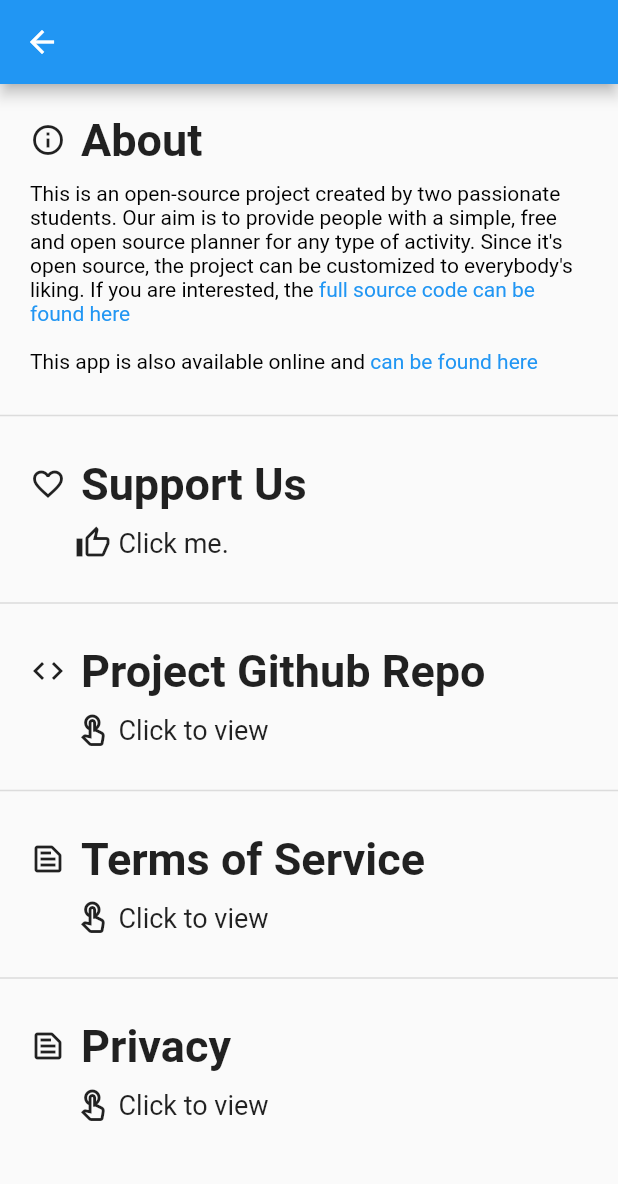
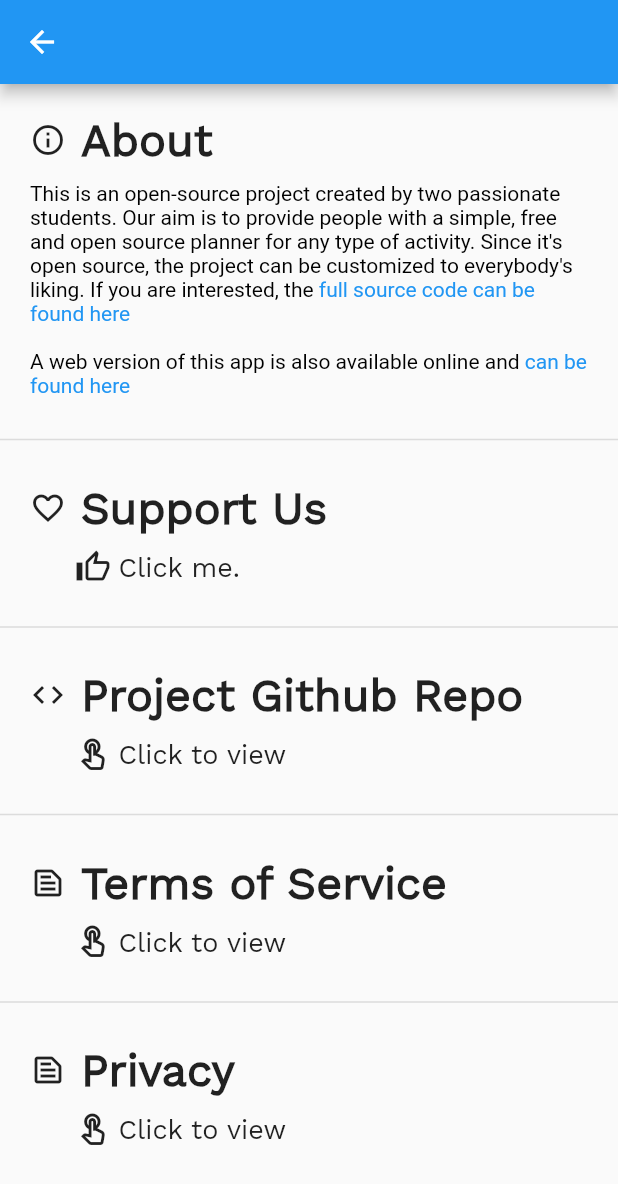
Before and after one commit to XDDK/LightPlan, a Flutter app: the SettingsPage screen opened by its route, on a phone screen of 412 x 824 dp. Shown: the top 1184 px of the screen. Run offline on Flutter 3.47's test engine with Material 2 defaults, Android fonts, the phone set to English and light mode, and no system bars; our stand-ins replace flutter_keyboard_visibility, hive, hive_flutter; accounts and stored records are empty; generated files the repository leaves out were written again.

Commit message:
New font!

```diff
--- a/lib/main.dart
+++ b/lib/main.dart
@@ -23,6 +23,7 @@ class MyApp extends StatelessWidget {
       title: 'Lightplan',
       theme: ThemeData(
         primarySwatch: Colors.blue,
+        fontFamily: "WorkSans"
       ),
       initialRoute: '/',
       routes: {
--- a/lib/ui/screens/settings_page.dart
+++ b/lib/ui/screens/settings_page.dart
@@ -35,7 +35,7 @@ class SettingsPage extends StatelessWidget {
                       ),
 
                       TextSpan(
-                        text: "\n\nThis app is also available online and ",
+                        text: "\n\nA web version of this app is also available online and ",
                         style: TextStyle(color: Colors.black),
                       ),
 
--- a/pubspec.yaml
+++ b/pubspec.yaml
@@ -48,6 +48,9 @@ flutter:
     - family: dpcomic
       fonts:
         - asset: fonts/dpcomic.ttf
+    - family: WorkSans
+      fonts:
+        - asset: fonts/WorkSans-Regular.ttf
   # An image asset can refer to one or more resolution-specific "variants", see
   # https://flutter.dev/assets-and-images/#resolution-aware.
   # For details regarding adding assets from package dependencies, see
```
Also changed, not shown: fonts/WorkSans-Regular.ttf (added).
